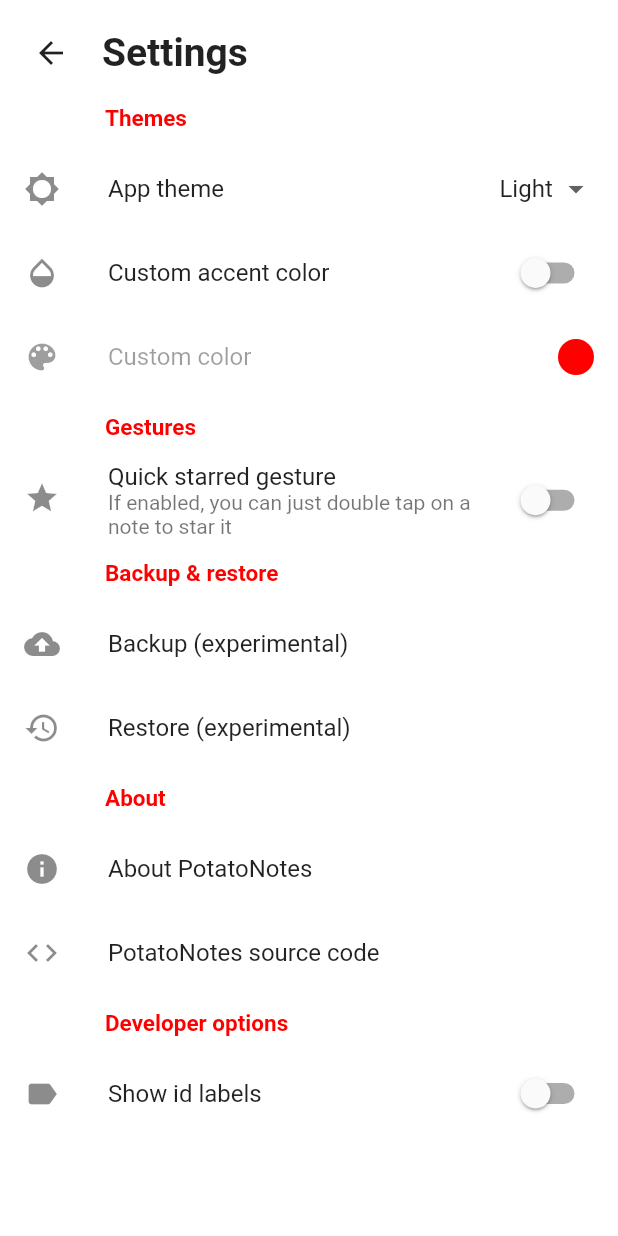
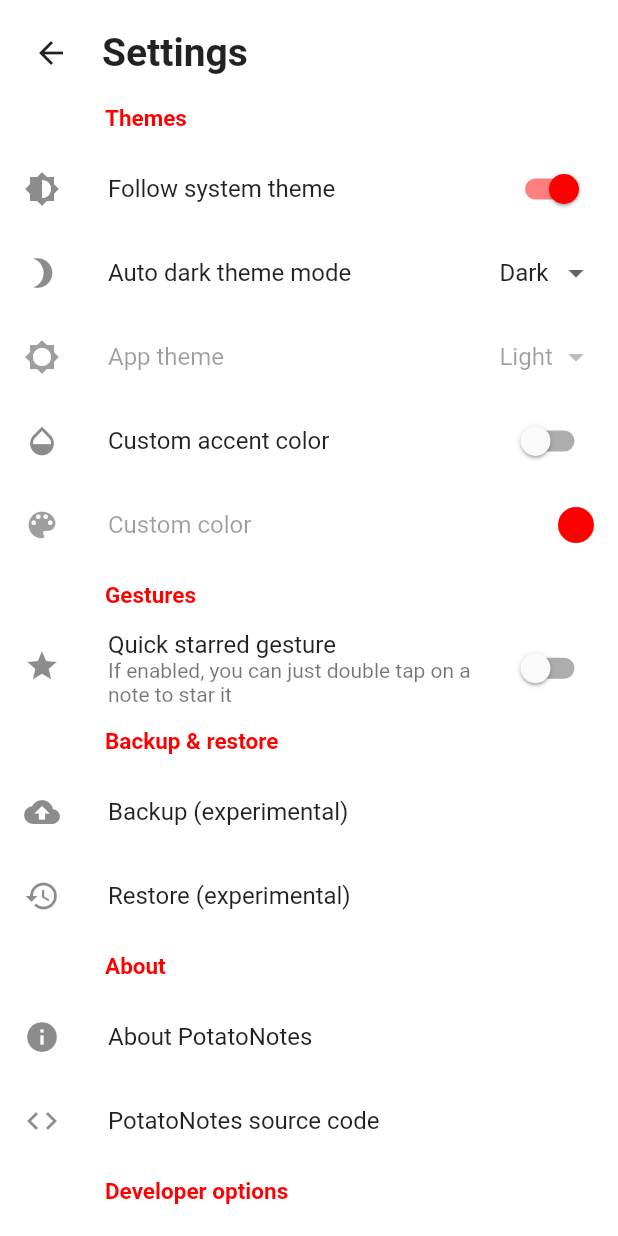
Before and after one commit to PotatoProject/Leaflet, a Flutter app: the SettingsRoute screen opened directly, on a phone screen of 412 x 824 dp. Run offline on Flutter 3.47's test engine with Material 2 defaults, Android fonts, the light colour scheme and no system bars; our stand-ins replace flutter_colorpicker, flutter_local_notifications, image_picker, permission_handler, share, shared_preferences and 1 more; missing offline and left inert: back_button_interceptor, flutter_material_color_picker; accounts and stored records are empty.

Commit message:
notes: Fix compiling and add automatic theme, based on system theme
- Also some other minor fixes

```diff
--- a/lib/internal/app_info.dart
+++ b/lib/internal/app_info.dart
@@ -14,7 +14,9 @@ class AppInfoProvider extends ChangeNotifier {
 
   static MethodChannel _channel = MethodChannel("potato_notes_utils");
 
+  bool _followSystemTheme = true;
   int _themeMode = 0;
+  int _darkThemeMode = 0;
   Color _mainColor = Color(0xFFFF0000);
   bool _useCustomMainColor = false;
   Color _customMainColor = Color(0xFFFF0000);
@@ -30,7 +32,9 @@ class AppInfoProvider extends ChangeNotifier {
   DateTime _date;
   TimeOfDay _time;
 
+  bool get followSystemTheme => _followSystemTheme;
   int get themeMode => _themeMode;
+  int get darkThemeMode => _darkThemeMode;
   Color get mainColor => _mainColor;
   bool get useCustomMainColor => _useCustomMainColor;
   Color get customMainColor => _customMainColor;
@@ -46,9 +50,21 @@ class AppInfoProvider extends ChangeNotifier {
   DateTime get date => _date;
   TimeOfDay get time => _time;
 
+  set followSystemTheme(bool follow) {
+    _followSystemTheme = follow;
+    setFollowSystemTheme(follow);
+    notifyListeners();
+  }
+
   set themeMode(int val) {
     _themeMode = val;
     setThemeMode(val);
+    notifyListeners();
+  }
+
+  set darkThemeMode(int val) {
+    _darkThemeMode = val;
+    setDarkThemeMode(val);
     notifyListeners();
   }
 
@@ -135,7 +151,9 @@ class AppInfoProvider extends ChangeNotifier {
   }
 
   Future<void> loadData() async {
+    followSystemTheme = await getFollowSystemTheme();
     themeMode = await getThemeMode();
+    darkThemeMode = await getDarkThemeMode();
     mainColor = _useCustomMainColor ?
         customMainColor :
         Color(await _channel.invokeMethod("getAccentColor"));
--- a/lib/internal/methods.dart
+++ b/lib/internal/methods.dart
@@ -22,14 +22,34 @@ void changeSystemBarsColors(Color navBarColor, Brightness systemBarsIconBrightne
   ));
 }
 
+Future<bool> getFollowSystemTheme() async {
+  SharedPreferences prefs = await SharedPreferences.getInstance();
+  return prefs.getBool('follow_system_theme') ?? true;
+}
+
+Future<void> setFollowSystemTheme(bool follow) async {
+  SharedPreferences prefs = await SharedPreferences.getInstance();
+  prefs.setBool('follow_system_theme', follow);
+}
+
 Future<int> getThemeMode() async {
   SharedPreferences prefs = await SharedPreferences.getInstance();
-  return prefs.getInt('theme_mode') ?? false;
+  return prefs.getInt('theme_mode') ?? 0;
 }
 
 Future<void> setThemeMode(int mode) async {
   SharedPreferences prefs = await SharedPreferences.getInstance();
   prefs.setInt('theme_mode', mode);
+}
+
+Future<int> getDarkThemeMode() async {
+  SharedPreferences prefs = await SharedPreferences.getInstance();
+  return prefs.getInt('dark_theme_mode') ?? 0;
+}
+
+Future<void> setDarkThemeMode(int mode) async {
+  SharedPreferences prefs = await SharedPreferences.getInstance();
+  prefs.setInt('dark_theme_mode', mode);
 }
 
 Future<bool> getUseCustomMainColor() async {
@@ -44,7 +64,7 @@ Future<void> setUseCustomMainColor(bool use) async {
 
 Future<Color> getCustomMainColor() async {
   SharedPreferences prefs = await SharedPreferences.getInstance();
-  return Color(prefs.getInt('custom_main_color')) ?? Color(0xFFFF0000);
+  return prefs.getInt('curstom_main_color') ?? Color(0xFFFF0000);
 }
 
 Future<void> setCustomMainColor(Color color) async {
--- a/lib/main.dart
+++ b/lib/main.dart
@@ -14,12 +14,12 @@
 import 'dart:async';
 
 import 'package:flutter/material.dart';
+import 'package:flutter/services.dart';
 
 import 'package:potato_notes/internal/app_info.dart';
 import 'package:potato_notes/internal/note_helper.dart';
 import 'package:potato_notes/internal/search_filters.dart';
 import 'package:potato_notes/routes/notes_main_page_route.dart';
-import 'package:potato_notes/routes/search_notes_route.dart';
 import 'package:potato_notes/ui/no_glow_scroll_behavior.dart';
 import 'package:potato_notes/ui/themes.dart';
 
@@ -34,6 +34,7 @@ AppInfoProvider appInfo;
 SearchFiltersProvider searchFilters;
 
 void main() async {
+  WidgetsFlutterBinding.ensureInitialized();
 
   database = openDatabase(
     join(await getDatabasesPath(), 'notes_database.db'),
@@ -109,6 +110,20 @@ class NotesRoot extends StatelessWidget {
           appInfo = Provider.of<AppInfoProvider>(context);
           searchFilters = Provider.of<SearchFiltersProvider>(context);
 
+          if(appInfo.followSystemTheme) {
+            if(CustomThemes.getCurrentBrightness(context, appInfo) == Brightness.light) {
+              changeSystemBarsColors(Theme.of(context).scaffoldBackgroundColor,
+                    Brightness.dark);
+            } else {
+              if(appInfo.darkThemeMode == 0) {
+                changeSystemBarsColors(CustomThemes.dark(appInfo).scaffoldBackgroundColor,
+                    Brightness.light);
+              } else if(appInfo.darkThemeMode == 1) {
+                changeSystemBarsColors(CustomThemes.black(appInfo).scaffoldBackgroundColor,
+                    Brightness.light);
+              }
+            }
+          } else {
             if(appInfo.themeMode == 0) {
               changeSystemBarsColors(CustomThemes.light(appInfo).scaffoldBackgroundColor,
                   Brightness.dark);
@@ -119,6 +134,7 @@ class NotesRoot extends StatelessWidget {
               changeSystemBarsColors(CustomThemes.black(appInfo).scaffoldBackgroundColor,
                   Brightness.light);
             }
+          }
 
           return MaterialApp(
             builder: (context, child) => ScrollConfiguration(
@@ -127,8 +143,13 @@ class NotesRoot extends StatelessWidget {
             ),
             home: NotesMainPageRoute(noteList),
             debugShowCheckedModeBanner: false,
-            theme: appInfo.themeMode == 0 ? CustomThemes.light(appInfo) : appInfo.themeMode == 1 ?
+            theme: appInfo.followSystemTheme ?
+                CustomThemes.light(appInfo) :
+                (appInfo.themeMode == 0 ? CustomThemes.light(appInfo) : appInfo.themeMode == 1 ?
+                    CustomThemes.dark(appInfo) : CustomThemes.black(appInfo)),
+            darkTheme: appInfo.darkThemeMode == 0 ?
                 CustomThemes.dark(appInfo) : CustomThemes.black(appInfo),
+            themeMode: appInfo.followSystemTheme ? ThemeMode.system : ThemeMode.light,
             title: 'Notes',
           );
         }
--- a/lib/routes/modify_notes_route.dart
+++ b/lib/routes/modify_notes_route.dart
@@ -223,6 +223,7 @@ class _ModifyNotesState extends State<ModifyNotesRoute> with SingleTickerProvide
             Padding(
               padding: EdgeInsets.only(top: MediaQuery.of(context).padding.top + 70),
               child: ListView(
+                padding: EdgeInsets.all(0),
                 children: <Widget>[
                   Visibility(
                     visible: noteImagePath != null,
@@ -230,6 +231,7 @@ class _ModifyNotesState extends State<ModifyNotesRoute> with SingleTickerProvide
                         Container() :
                         Image(
                           image: FileImage(File(noteImagePath)),
+                          fit: BoxFit.fill,
                         ),
                   ),
                   Padding(
--- a/lib/routes/notes_main_page_route.dart
+++ b/lib/routes/notes_main_page_route.dart
@@ -660,6 +660,7 @@ class _NotesMainPageState extends State<NotesMainPageRoute> {
                         null :
                         DecorationImage(
                           image: FileImage(File(noteList[index].imagePath)),
+                          fit: BoxFit.fill,
                         ),
                   ),
                   child: noteList[index].imagePath == null ?
@@ -667,6 +668,7 @@ class _NotesMainPageState extends State<NotesMainPageRoute> {
                       Image(
                         image: FileImage(File(noteList[index].imagePath)),
                         color: Colors.transparent,
+                        fit: BoxFit.fill,
                       ),
                 ),
               ),
--- a/lib/routes/settings_route.dart
+++ b/lib/routes/settings_route.dart
@@ -8,7 +8,7 @@ import 'package:potato_notes/internal/methods.dart';
 import 'package:potato_notes/internal/note_helper.dart';
 import 'package:potato_notes/routes/easteregg_route.dart';
 
-import 'package:file_picker/file_picker.dart';
+//import 'package:file_picker/file_picker.dart';
 import 'package:flutter_colorpicker/flutter_colorpicker.dart';
 import 'package:intl/intl.dart';
 import 'package:permission_handler/permission_handler.dart';
@@ -81,11 +81,49 @@ class _SettingsState extends State<SettingsRoute> {
                     ),
                   ),
                 ),
+                SwitchListTile(
+                  secondary: Icon(Icons.brightness_medium),
+                  title: Text('Follow system theme'),
+                  onChanged: (val) {
+                    appInfo.followSystemTheme = val;
+                  },
+                  value: appInfo.followSystemTheme,
+                  activeColor: appInfo.mainColor,
+                ),
                 ListTile(
+                  enabled: appInfo.followSystemTheme,
+                  leading: Icon(Icons.brightness_3),
+                  title: Text('Auto dark theme mode'),
+                  trailing: DropdownButton(
+                    value: appInfo.darkThemeMode,
+                    underline: Container(),
+                    disabledHint: appInfo.darkThemeMode == 0 ? Text("Dark") : Text("Black"),
+                    items: <DropdownMenuItem>[
+                      DropdownMenuItem(
+                        child: Text("Dark"),
+                        value: 0,
+                      ),
+                      DropdownMenuItem(
+                        child: Text("Black"),
+                        value: 1,
+                      ),
+                    ],
+                    onChanged: appInfo.followSystemTheme ? (newValue) {
+                      appInfo.darkThemeMode = newValue;
+                    } : null,
+                  ),
+                ),
+                ListTile(
+                  enabled: !appInfo.followSystemTheme,
                   leading: Icon(Icons.brightness_5),
                   title: Text('App theme'),
                   trailing: DropdownButton(
                     value: appInfo.themeMode,
+                    disabledHint: appInfo.themeMode == 0 ?
+                        Text("Light") :
+                            appInfo.themeMode == 1 ?
+                            Text("Dark") :
+                        Text("Black"),
                     underline: Container(),
                     items: <DropdownMenuItem>[
                       DropdownMenuItem(
@@ -101,7 +139,7 @@ class _SettingsState extends State<SettingsRoute> {
                         value: 2,
                       ),
                     ],
-                    onChanged: (newValue) {
+                    onChanged: appInfo.followSystemTheme ? null : (newValue) {
                       appInfo.themeMode = newValue;
                     },
                   ),
@@ -240,7 +278,7 @@ class _SettingsState extends State<SettingsRoute> {
                 ListTile(
                   leading: Icon(Icons.restore),
                   title: Text("Restore (experimental)"),
-                  onTap: () async {
+                  onTap: null/*() async {
                     String path = await FilePicker.getFilePath();
                     int status = await NoteHelper().validateDatabase(path);
                     print(status);
@@ -258,7 +296,7 @@ class _SettingsState extends State<SettingsRoute> {
                         )
                       );
                     }
-                  },
+                  },*/
                 ),
                 Padding(
                   padding: EdgeInsets.only(top: 10, bottom: 10, left: 70),
--- a/lib/ui/themes.dart
+++ b/lib/ui/themes.dart
@@ -58,4 +58,8 @@ class CustomThemes {
       backgroundColor: appInfo.mainColor,
     );
   }
+
+  static Brightness getCurrentBrightness(BuildContext context, AppInfoProvider appInfo) {
+    return Theme.of(context).brightness;
+  }
 }
--- a/pubspec.yaml
+++ b/pubspec.yaml
@@ -14,7 +14,7 @@ dependencies:
 
   cupertino_icons: ^0.1.0
 
-  sqflite:
+  sqflite: ^1.1.5
   path:
   shared_preferences:
   url_launcher:
@@ -26,7 +26,7 @@ dependencies:
   flutter_local_notifications:
   share:
   permission_handler:
-  file_picker:
+  file_picker: ^1.3.8
   flutter_colorpicker:
 
 dev_dependencies:
```
Also changed, not shown: pubspec.lock, 8 other files. Lines whose indentation alone changed are shown as unchanged.
